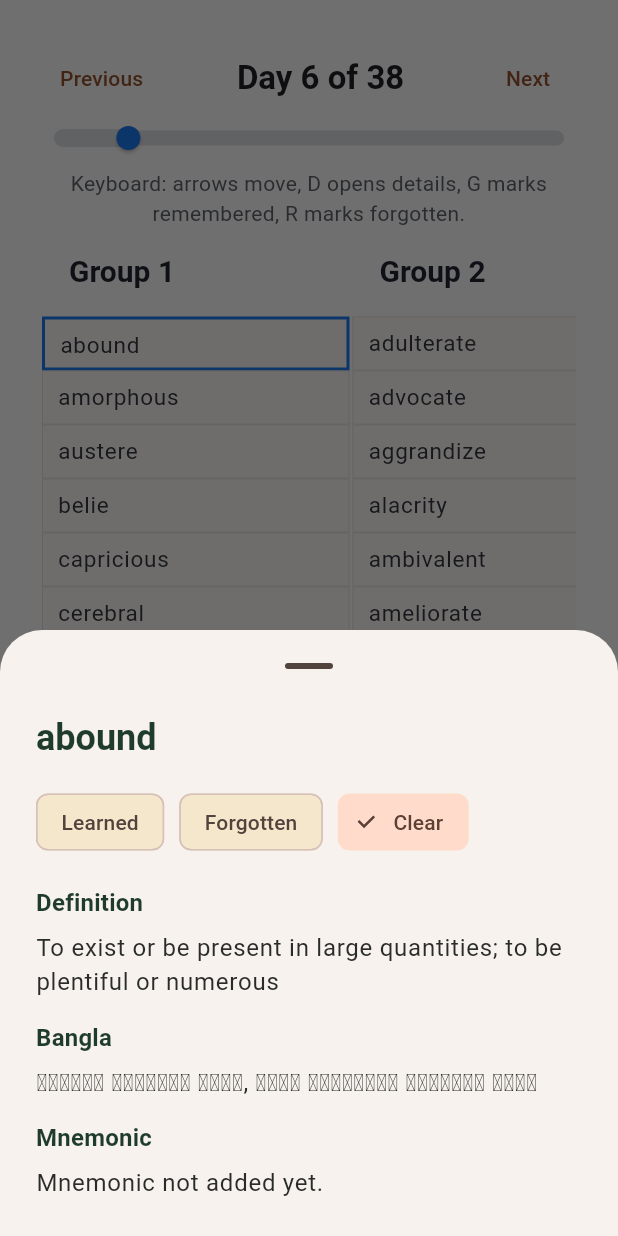
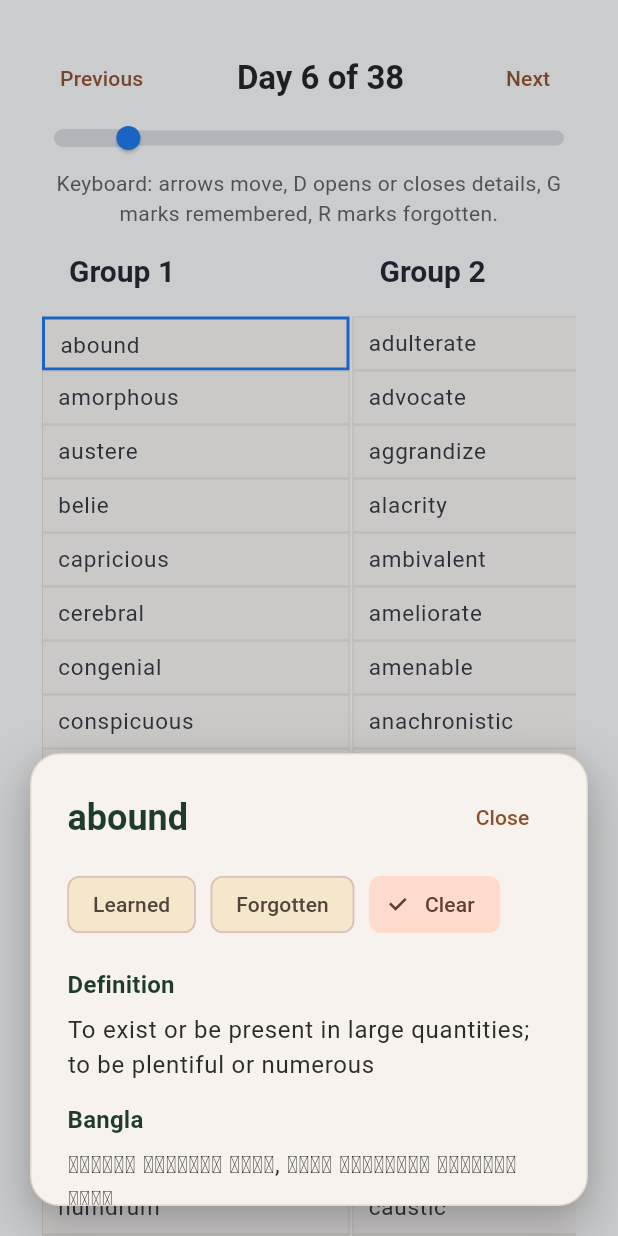
Before and after one commit to desertSniper87/vocab-hill, a Flutter app: the screen it shows after launch, after a tap on "Previous", after a tap on "Next", after a tap on "abound", on a phone screen of 412 x 824 dp. Run offline on Flutter 3.47's test engine with Material 3 defaults, Android fonts, the phone set to English and light mode, and no system bars; our stand-ins replace shared_preferences.

Commit message:
Enhance keyboard and shadows

```diff
--- a/lib/src/pages/home_page.dart
+++ b/lib/src/pages/home_page.dart
@@ -31,6 +31,7 @@ class _HomePageState extends State<HomePage> {
   int? _selectedDay;
   int _selectedColumnIndex = 0;
   int _selectedRowIndex = 0;
+  bool _detailsOpen = false;
   bool _restoredProgress = false;
 
   @override
@@ -102,6 +103,7 @@ class _HomePageState extends State<HomePage> {
                 .toList(growable: false),
         };
         _clampSelection(visibleGroups, groupedWords);
+        final selectedWord = _selectedWord(visibleGroups, groupedWords);
         final maxRows = groupedWords.values.fold<int>(
           0,
           (current, groupWords) => math.max(current, groupWords.length),
@@ -116,8 +118,15 @@ class _HomePageState extends State<HomePage> {
                 focusNode: _boardFocusNode,
                 onKeyEvent: (node, event) =>
                     _handleBoardKeyEvent(event, visibleGroups, groupedWords),
-                child: ListView(
-                  padding: const EdgeInsets.fromLTRB(28, 28, 28, 40),
+                child: Stack(
+                  children: <Widget>[
+                    ListView(
+                      padding: EdgeInsets.fromLTRB(
+                        28,
+                        28,
+                        28,
+                        _detailsOpen && selectedWord != null ? 340 : 40,
+                      ),
                       children: <Widget>[
                         _DayHeader(
                           currentDay: selectedDay,
@@ -134,11 +143,10 @@ class _HomePageState extends State<HomePage> {
                         ),
                         const SizedBox(height: 12),
                         Text(
-                      'Keyboard: arrows move, D opens details, G marks remembered, R marks forgotten.',
+                          'Keyboard: arrows move, D opens or closes details, G marks remembered, R marks forgotten.',
                           textAlign: TextAlign.center,
-                      style: Theme.of(context).textTheme.bodyMedium?.copyWith(
-                        color: const Color(0xFF5A5D66),
-                      ),
+                          style: Theme.of(context).textTheme.bodyMedium
+                              ?.copyWith(color: const Color(0xFF5A5D66)),
                         ),
                         const SizedBox(height: 16),
                         SingleChildScrollView(
@@ -152,7 +160,8 @@ class _HomePageState extends State<HomePage> {
                                   final groupIndex = entry.key;
                                   final group = entry.value;
                                   final groupWords =
-                                  groupedWords[group] ?? const <VocabWord>[];
+                                      groupedWords[group] ??
+                                      const <VocabWord>[];
                                   return Padding(
                                     padding: const EdgeInsets.only(right: 2),
                                     child: _GroupColumn(
@@ -170,14 +179,49 @@ class _HomePageState extends State<HomePage> {
                                         setState(() {
                                           _selectedColumnIndex = groupIndex;
                                           _selectedRowIndex = rowIndex;
+                                          _detailsOpen = true;
                                         });
                                         _boardFocusNode.requestFocus();
-                                    _showWordDetails(word);
                                       },
                                     ),
                                   );
                                 })
                                 .toList(growable: false),
+                          ),
+                        ),
+                      ],
+                    ),
+                    if (_detailsOpen && selectedWord != null)
+                      Positioned.fill(
+                        child: IgnorePointer(
+                          child: DecoratedBox(
+                            decoration: BoxDecoration(
+                              color: const Color(
+                                0xCC1C1D22,
+                              ).withValues(alpha: 0.18),
+                            ),
+                          ),
+                        ),
+                      ),
+                    if (_detailsOpen && selectedWord != null)
+                      Align(
+                        alignment: Alignment.bottomCenter,
+                        child: Padding(
+                          padding: const EdgeInsets.all(20),
+                          child: _DetailsPanel(
+                            word: selectedWord,
+                            status:
+                                _wordStatuses[selectedWord.word] ??
+                                WordStatus.untouched,
+                            onClose: () {
+                              setState(() => _detailsOpen = false);
+                              _boardFocusNode.requestFocus();
+                            },
+                            onSelected: (status) {
+                              _setWordStatus(selectedWord.word, status);
+                              _boardFocusNode.requestFocus();
+                            },
+                          ),
                         ),
                       ),
                   ],
@@ -307,7 +351,7 @@ class _HomePageState extends State<HomePage> {
       return KeyEventResult.ignored;
     }
     if (key == LogicalKeyboardKey.keyD) {
-      _showWordDetails(selectedWord);
+      setState(() => _detailsOpen = !_detailsOpen);
       return KeyEventResult.handled;
     }
     if (key == LogicalKeyboardKey.keyG) {
@@ -338,56 +382,6 @@ class _HomePageState extends State<HomePage> {
     }
 
     return currentWords[_selectedRowIndex];
-  }
-
-  void _showWordDetails(VocabWord word) {
-    final currentStatus = _wordStatuses[word.word] ?? WordStatus.untouched;
-    showModalBottomSheet<void>(
-      context: context,
-      useSafeArea: true,
-      showDragHandle: true,
-      backgroundColor: const Color(0xFFF7F2ED),
-      builder: (context) {
-        return SingleChildScrollView(
-          child: Padding(
-            padding: const EdgeInsets.fromLTRB(24, 8, 24, 24),
-            child: Column(
-              mainAxisSize: MainAxisSize.min,
-              crossAxisAlignment: CrossAxisAlignment.start,
-              children: <Widget>[
-                Text(
-                  word.word,
-                  style: Theme.of(context).textTheme.headlineSmall,
-                ),
-                const SizedBox(height: 16),
-                _StatusControls(
-                  status: currentStatus,
-                  onSelected: (status) {
-                    _setWordStatus(word.word, status);
-                    Navigator.of(context).pop();
-                  },
-                ),
-                const SizedBox(height: 18),
-                _DetailSection(
-                  title: 'Definition',
-                  body: word.definition ?? 'Definition not added yet.',
-                ),
-                const SizedBox(height: 14),
-                _DetailSection(
-                  title: 'Bangla',
-                  body: word.bangla ?? 'Bangla meaning not added yet.',
-                ),
-                const SizedBox(height: 14),
-                _DetailSection(
-                  title: 'Mnemonic',
-                  body: word.mnemonic ?? 'Mnemonic not added yet.',
-                ),
-              ],
-            ),
-          ),
-        );
-      },
-    );
   }
 }
 
@@ -604,6 +598,93 @@ class _StatusControls extends StatelessWidget {
   }
 }
 
+class _DetailsPanel extends StatelessWidget {
+  const _DetailsPanel({
+    required this.word,
+    required this.status,
+    required this.onClose,
+    required this.onSelected,
+  });
+
+  final VocabWord word;
+  final WordStatus status;
+  final VoidCallback onClose;
+  final ValueChanged<WordStatus> onSelected;
+
+  @override
+  Widget build(BuildContext context) {
+    return Material(
+      color: Colors.transparent,
+      child: Container(
+        decoration: BoxDecoration(
+          color: const Color(0xFFF7F2ED),
+          borderRadius: BorderRadius.circular(20),
+          border: Border.all(color: const Color(0xFFE1D8CC)),
+          boxShadow: const <BoxShadow>[
+            BoxShadow(
+              color: Color(0x33000000),
+              blurRadius: 30,
+              spreadRadius: 3,
+              offset: Offset(0, 14),
+            ),
+            BoxShadow(
+              color: Color(0x14000000),
+              blurRadius: 10,
+              spreadRadius: 0,
+              offset: Offset(0, 3),
+            ),
+          ],
+        ),
+        child: ConstrainedBox(
+          constraints: const BoxConstraints(maxWidth: 860, maxHeight: 300),
+          child: SingleChildScrollView(
+            child: Padding(
+              padding: const EdgeInsets.fromLTRB(24, 18, 24, 24),
+              child: Column(
+                mainAxisSize: MainAxisSize.min,
+                crossAxisAlignment: CrossAxisAlignment.start,
+                children: <Widget>[
+                  Row(
+                    children: <Widget>[
+                      Expanded(
+                        child: Text(
+                          word.word,
+                          style: Theme.of(context).textTheme.headlineSmall,
+                        ),
+                      ),
+                      TextButton(
+                        onPressed: onClose,
+                        child: const Text('Close'),
+                      ),
+                    ],
+                  ),
+                  const SizedBox(height: 10),
+                  _StatusControls(status: status, onSelected: onSelected),
+                  const SizedBox(height: 18),
+                  _DetailSection(
+                    title: 'Definition',
+                    body: word.definition ?? 'Definition not added yet.',
+                  ),
+                  const SizedBox(height: 14),
+                  _DetailSection(
+                    title: 'Bangla',
+                    body: word.bangla ?? 'Bangla meaning not added yet.',
+                  ),
+                  const SizedBox(height: 14),
+                  _DetailSection(
+                    title: 'Mnemonic',
+                    body: word.mnemonic ?? 'Mnemonic not added yet.',
+                  ),
+                ],
+              ),
+            ),
+          ),
+        ),
+      ),
+    );
+  }
+}
+
 class _DetailSection extends StatelessWidget {
   const _DetailSection({required this.title, required this.body});
 
```
Also changed, not shown: 3 other files. Lines whose indentation alone changed are shown as unchanged.
